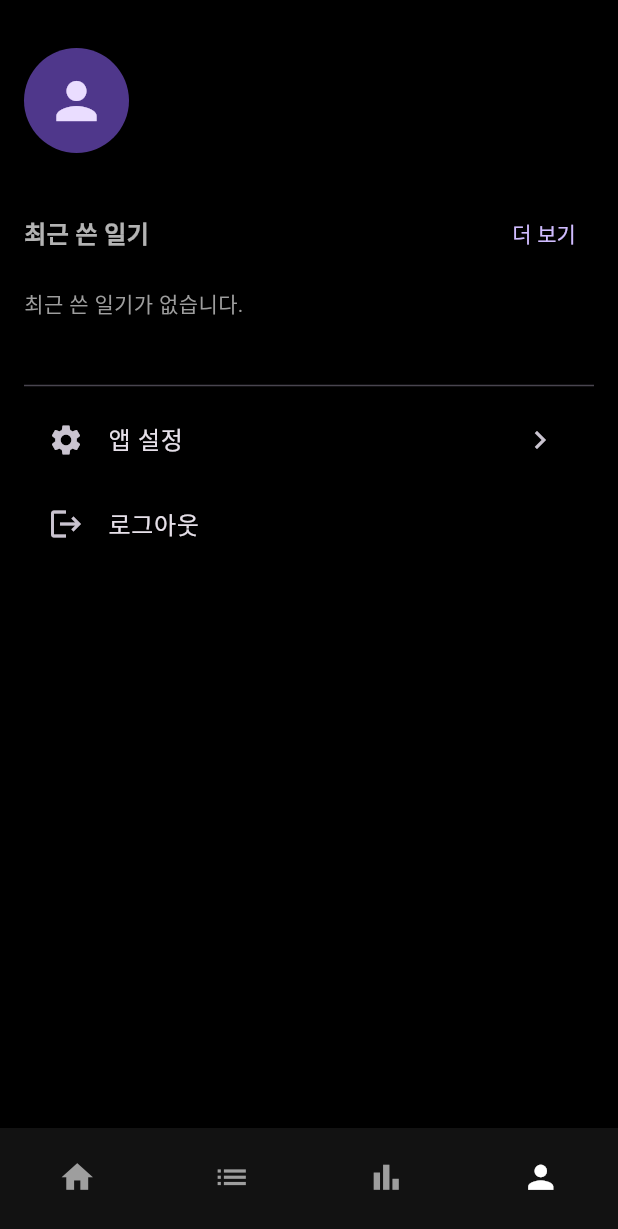
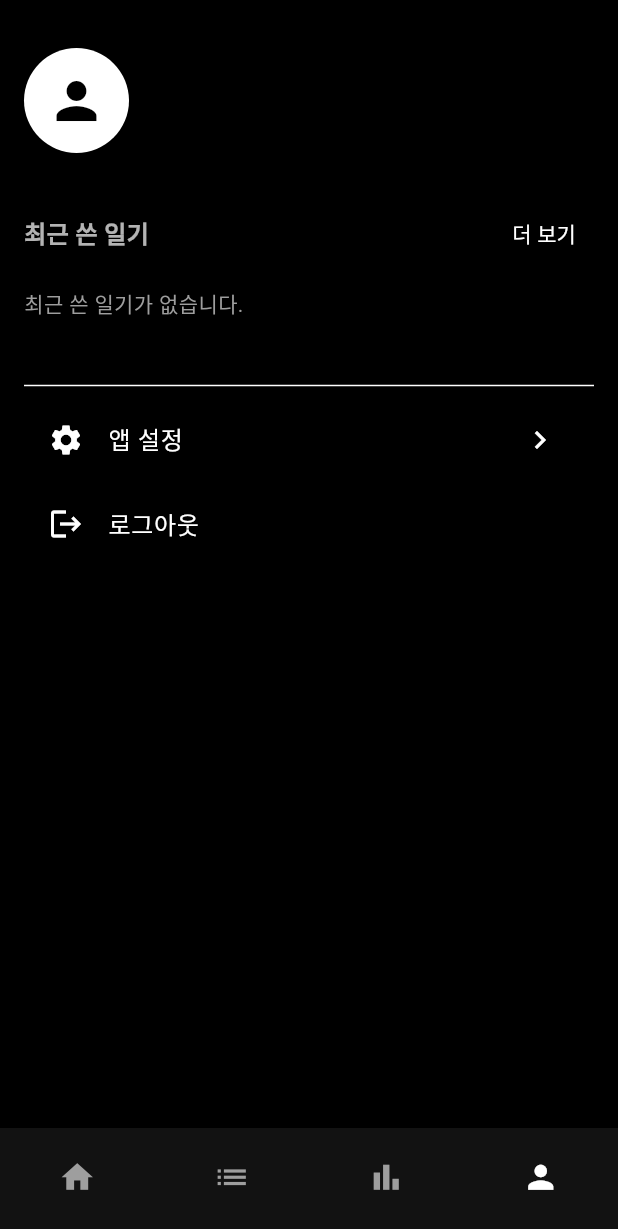
Before and after one commit to duckptr/haru_diary, a Flutter app: the MyPageScreen screen opened by its route, on a phone screen of 412 x 824 dp. Shown: the top 1229 px of the screen. Run offline on Flutter 3.47's test engine with Material 3 defaults, Android fonts, the phone set to English and light mode, and no system bars; our stand-ins replace cloud_firestore, firebase_auth, firebase_core, firebase_storage, fl_chart, flutter_dotenv and 5 more; accounts and stored records are empty.

```diff
--- a/lib/theme/app_theme.dart
+++ b/lib/theme/app_theme.dart
@@ -3,29 +3,53 @@ import 'package:flutter/material.dart';
 class AppTheme {
   static ThemeData get dark => ThemeData(
         brightness: Brightness.dark,
-        scaffoldBackgroundColor: Colors.black, // ✅ 전체 배경 검정색
-        primaryColor: const Color(0xFF0064FF), // ✅ 버튼 및 주요 색상
+        scaffoldBackgroundColor: Colors.black,
+        primaryColor: const Color(0xFF0064FF), // 일부 위젯에서 사용
 
+        // ✅ teal 제거 핵심: ColorScheme 명시
+        colorScheme: const ColorScheme.dark(
+          primary: Colors.white,           // 기본 강조 색 (예: 커서, 체크박스 등)
+          secondary: Colors.white,         // 보조 강조 색
+          surface: Color(0xFF1E1E1E),       // 카드 배경 등
+          background: Colors.black,        // 앱 전체 배경
+          error: Colors.red,
+          onPrimary: Colors.black,         // 흰색 버튼 텍스트 대비용
+          onSecondary: Colors.black,
+          onSurface: Colors.white,
+          onBackground: Colors.white,
+          onError: Colors.white,
+        ),
+
+        // ✅ 커서 및 텍스트 선택 핸들 색상
+        textSelectionTheme: const TextSelectionThemeData(
+          cursorColor: Colors.white,
+          selectionColor: Colors.white24,
+          selectionHandleColor: Colors.white,
+        ),
+
+        // ✅ 앱바 스타일
         appBarTheme: const AppBarTheme(
-          backgroundColor: Colors.black, // 앱바 배경 검정색
-          foregroundColor: Colors.white, // 앱바 텍스트 흰색
+          backgroundColor: Colors.black,
+          foregroundColor: Colors.white,
           elevation: 0,
         ),
 
+        // ✅ 버튼 스타일
         elevatedButtonTheme: ElevatedButtonThemeData(
           style: ElevatedButton.styleFrom(
-            backgroundColor: const Color(0xFF0064FF), // ✅ 버튼 파란색
-            foregroundColor: Colors.white, // 버튼 텍스트 흰색
+            backgroundColor: const Color(0xFF0064FF),
+            foregroundColor: Colors.white,
             shape: RoundedRectangleBorder(
-              borderRadius: BorderRadius.circular(12), // 버튼 둥글게
+              borderRadius: BorderRadius.circular(12),
             ),
             padding: const EdgeInsets.symmetric(vertical: 14, horizontal: 24),
           ),
         ),
 
+        // ✅ 입력 필드 스타일
         inputDecorationTheme: InputDecorationTheme(
           filled: true,
-          fillColor: Colors.grey[900], // 입력창 배경 어둡게
+          fillColor: Colors.grey[900],
           border: OutlineInputBorder(
             borderSide: const BorderSide(color: Colors.white54),
             borderRadius: BorderRadius.circular(12),
@@ -42,10 +66,15 @@ class AppTheme {
           labelStyle: const TextStyle(color: Colors.white),
         ),
 
+        // ✅ 텍스트 색상 스타일
         textTheme: const TextTheme(
           bodyLarge: TextStyle(color: Colors.white),
           bodyMedium: TextStyle(color: Colors.white70),
-          titleLarge: TextStyle(fontSize: 20, fontWeight: FontWeight.bold, color: Colors.white),
+          titleLarge: TextStyle(
+            fontSize: 20,
+            fontWeight: FontWeight.bold,
+            color: Colors.white,
+          ),
         ),
       );
 }
```
Also changed, not shown: lib/screens/diary_list_screen.dart (+64 -16 lines).
